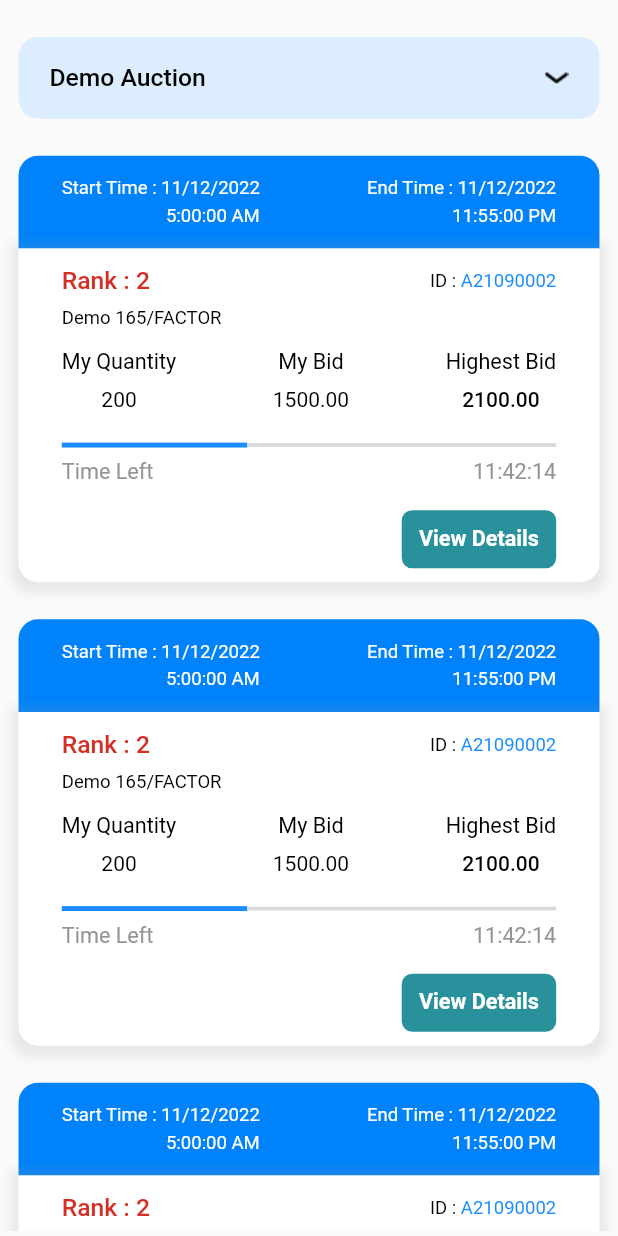
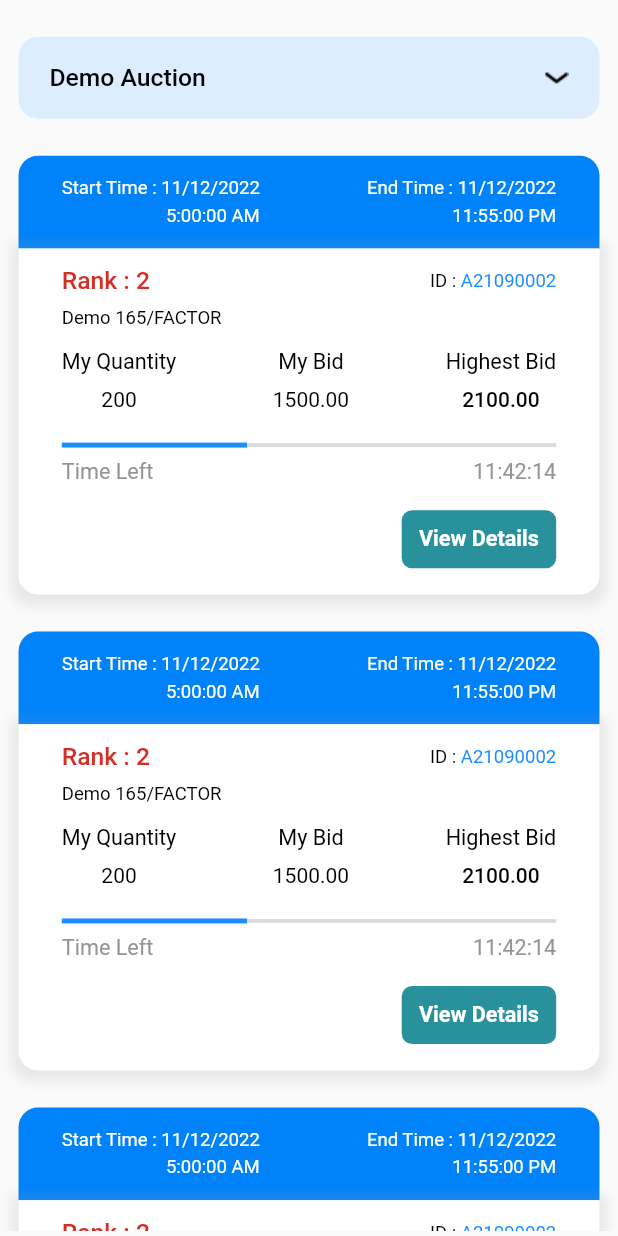
Before and after one commit to Codexxa-Business-Solution/syniseapp-android, a Flutter app: the AuctionHomeScreen screen opened directly, on a phone screen of 412 x 824 dp. Run offline on Flutter 3.47's test engine with Material 2 defaults, Android fonts, the phone set to English and light mode, and no system bars; our stand-ins replace flutter_rating_bar; Roboto replaces fonts that are missing (Roboto-Medium, Roboto_Regular, Roboto_normal).

Commit message:
aution screen

```diff
--- a/lib/presention/auction/synise_auction_home_screen.dart
+++ b/lib/presention/auction/synise_auction_home_screen.dart
@@ -357,7 +357,7 @@ class _AuctionHomeScreenState extends State<AuctionHomeScreen> {
           ),
         ),
         Container(
-          height: parentHeight*0.27,
+          height: parentHeight*0.28,
           decoration: BoxDecoration(
               color: Colors.white,
               borderRadius: BorderRadius.only(bottomLeft: Radius.circular(13),
--- a/lib/presention/auction/synise_demo_auction_parent_screen.dart
+++ b/lib/presention/auction/synise_demo_auction_parent_screen.dart
@@ -23,7 +23,9 @@ class _DemoAuctionParentScreenState extends State<DemoAuctionParentScreen>
       child: Scaffold(
           appBar: PreferredSize(
             preferredSize: Size.fromHeight(SizeConfig.screenHeight * 0.13),
-            child: Column(
+            child: ListView(
+              physics: NeverScrollableScrollPhysics(),
+              shrinkWrap: true,
               children: [
                 SizedBox(
                   height: SizeConfig.screenHeight*0.16,
--- a/lib/presention/auction/synise_demo_car_auction_screen.dart
+++ b/lib/presention/auction/synise_demo_car_auction_screen.dart
@@ -760,7 +760,7 @@ class _DemoCarAuctionState extends State<DemoCarAuction> {
                 child: Visibility(
                   visible: showDetails,
                   child: Container(
-                    height: SizeConfig.screenHeight*0.2,
+                    height: SizeConfig.screenHeight*0.22,
                     color: CommonColor.REGISTER_AS_COLOR,
                     child: Column(
                      children: [
```
